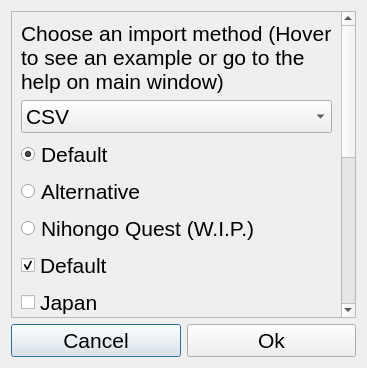
This is v2/ui-files/import.ui in LuuppiChan/luupycards as Qt 5 draws it before an edit. The edited form follows.
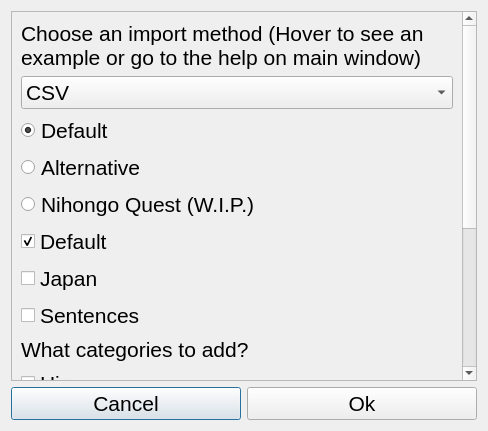
This is the edited form.

Commit message: larger advanced import window

```diff
--- a/v2/ui-files/import.ui
+++ b/v2/ui-files/import.ui
@@ -6,8 +6,8 @@
    <rect>
     <x>0</x>
     <y>0</y>
-    <width>367</width>
-    <height>368</height>
+    <width>488</width>
+    <height>431</height>
    </rect>
   </property>
   <property name="font">
@@ -28,9 +28,9 @@
       <property name="geometry">
        <rect>
         <x>0</x>
-        <y>-170</y>
-        <width>337</width>
-        <height>1020</height>
+        <y>0</y>
+        <width>458</width>
+        <height>975</height>
        </rect>
       </property>
       <layout class="QVBoxLayout" name="verticalLayout">
```
The commit also changes 1 other file.
